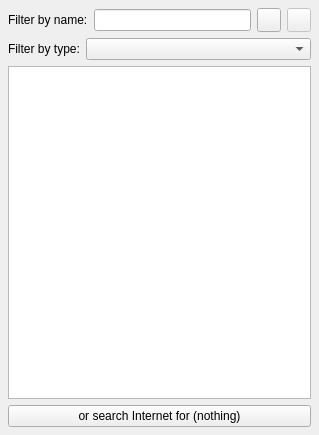
KDE/kstars, file kstars/dialogs/finddialog.ui: the form before one commit.
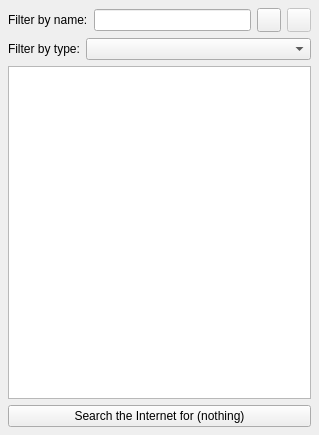
The form after the commit. Icons and pictures are not drawn.

Commit message: Make some usability improvements, especially in the Find Dialog

What changed in the file:
```diff
--- a/kstars/dialogs/finddialog.ui
+++ b/kstars/dialogs/finddialog.ui
@@ -167,7 +167,7 @@
    <item>
     <widget class="QPushButton" name="InternetSearchButton">
      <property name="text">
-      <string>or search Internet for (nothing)</string>
+      <string>Search the Internet for (nothing)</string>
      </property>
     </widget>
    </item>
```
The commit also changes 7 other files.
